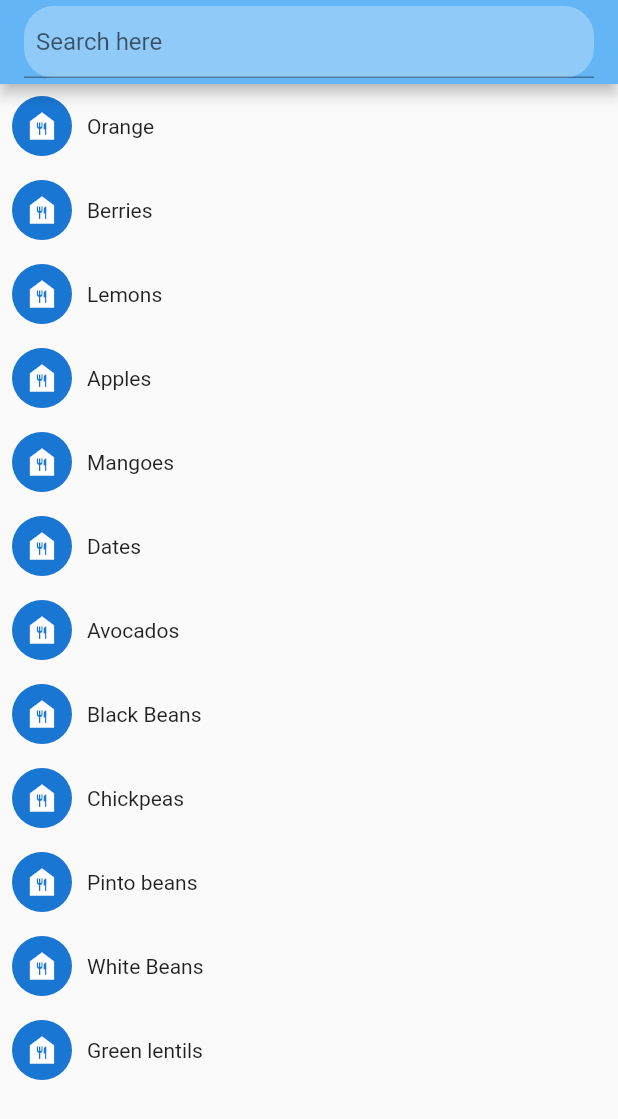
After one commit to arjun-pm/assignments, a Flutter app: the HomePage screen opened directly, on a phone screen of 412 x 824 dp. The commit adds this screen. Shown: the top 1119 px of the screen. Run offline on Flutter 3.47's test engine with Material 2 defaults, Android fonts, the light colour scheme and no system bars; our stand-ins replace expansion_tile_card, flutter_svg, lottie.

Commit message:
search view

```diff
--- /dev/null
+++ b/lib/Search View/Search view.dart
@@ -0,0 +1,87 @@
+import 'package:flutter/material.dart';
+
+void main() {
+  runApp(MaterialApp(home: HomePage()));
+}
+
+class HomePage extends StatefulWidget {
+  @override
+  _HomePageState createState() => _HomePageState();
+}
+
+class _HomePageState extends State<HomePage> {
+  List<String> foodList = [
+    'Orange',
+    'Berries',
+    'Lemons',
+    'Apples',
+    'Mangoes',
+    'Dates',
+    'Avocados',
+    'Black Beans',
+    'Chickpeas',
+    'Pinto beans',
+    'White Beans',
+    'Green lentils',
+  ];
+  List<String> foodListSearch = [];
+  TextEditingController? _textEditingController = TextEditingController();
+
+  @override
+  Widget build(BuildContext context) {
+    return Scaffold(
+        appBar: AppBar(
+            backgroundColor: Colors.blue.shade300,
+            title: Container(
+              decoration: BoxDecoration(
+                  color: Colors.blue.shade200,
+                  borderRadius: BorderRadius.circular(20)),
+              child: TextField(
+                controller: _textEditingController,
+                decoration: const InputDecoration(
+                    hintText: 'Search here', contentPadding: EdgeInsets.all(8)),
+                onChanged: (value) {
+                  setState(() {
+                    foodListSearch = foodList
+                        .where((element) =>
+                        element.toLowerCase().contains(value.toLowerCase()))
+                        .toList();
+                  });
+                },
+              ),
+            )),
+        body: _textEditingController!.text.isNotEmpty &&
+            foodListSearch.length == 0
+            ? const Center(
+          child: Padding(
+            padding: EdgeInsets.all(8.0),
+            child: Text(
+              'No results found,\nPlease try different keyword',
+              style: TextStyle(fontSize: 30, fontWeight: FontWeight.w600),
+            ),
+          ),
+        )
+            : ListView.builder(
+            itemCount: _textEditingController!.text.isEmpty
+                ? foodList.length
+                : foodListSearch.length,
+            itemBuilder: (ctx, index) {
+              return Padding(
+                padding: const EdgeInsets.all(8.0),
+                child: Row(
+                  children: [
+                    const CircleAvatar(
+                      child: Icon(Icons.food_bank),
+                    ),
+                    const SizedBox(
+                      width: 10,
+                    ),
+                    Text(_textEditingController!.text.isEmpty
+                        ? foodList[index]
+                        : foodListSearch[index]),
+                  ],
+                ),
+              );
+            }));
+  }
+}
--- a/lib/login and signup ui/loginPage.dart
+++ b/lib/login and signup ui/loginPage.dart
@@ -47,7 +47,7 @@ class _LoginPageState extends State {
                 )),
           ),
         ),
-        SizedBox(height: 60,),
+        const SizedBox(height: 60,),
         Padding(
           padding: const EdgeInsets.all(20.0),
           child: ElevatedButton(
```
Also changed, not shown: lib/Tourism app ui 2/Login screen.dart (added, +117 -0 lines), 1 other file.
